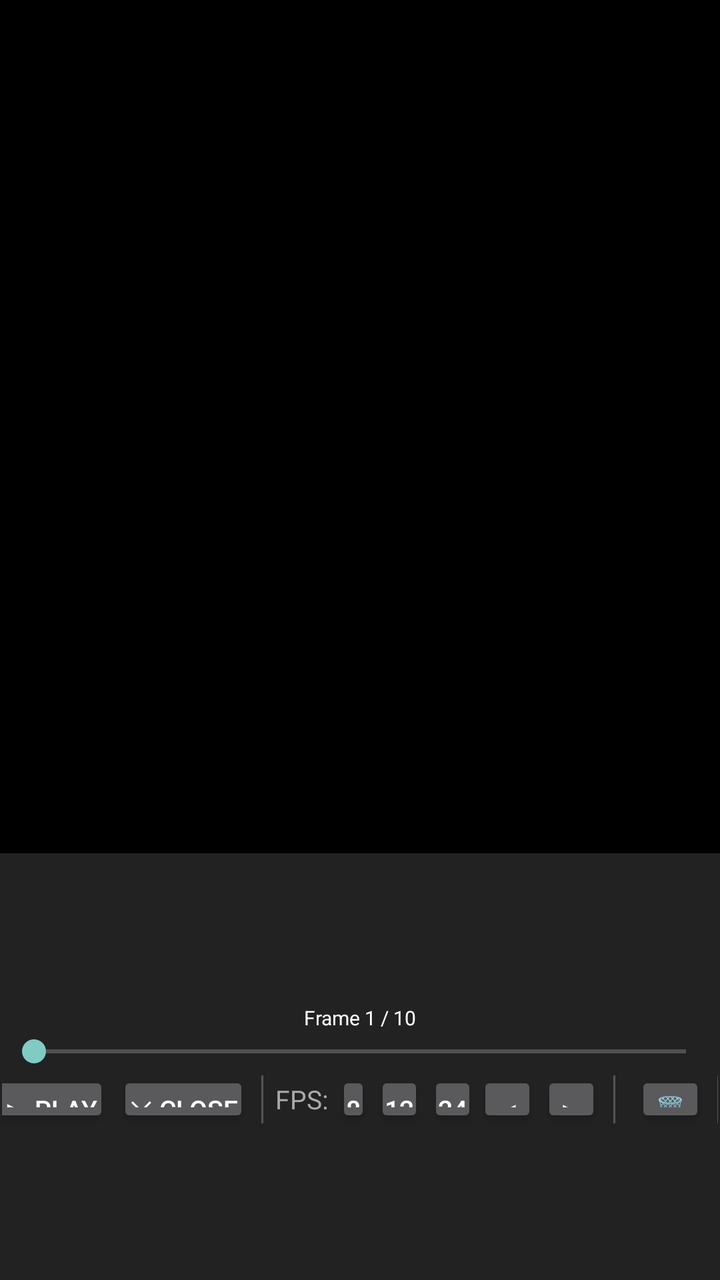
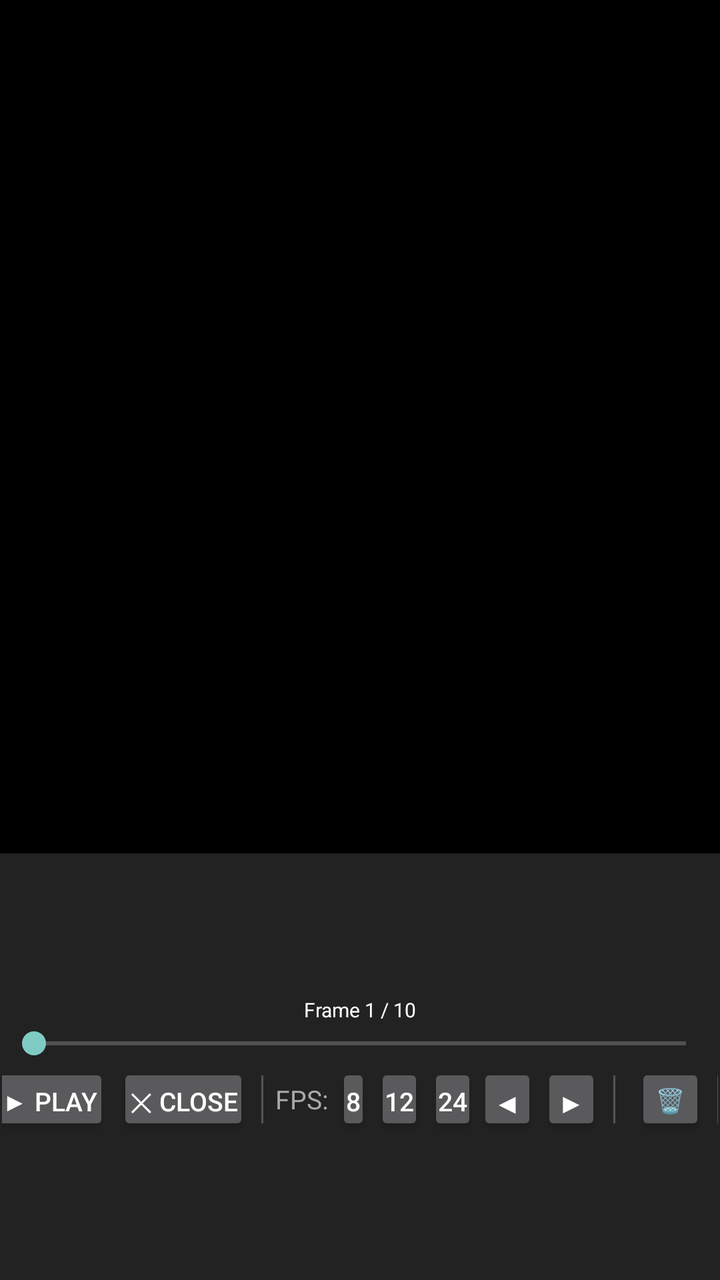

Screens rendered from an Android XML layout before and after an edit, with the pre-edit source and the edit as a unified diff.
<!-- AndroidManifest.xml: activity theme Theme.AppCompat.NoActionBar -->
<!-- res/layout/activity_frame_preview.xml -->
<?xml version="1.0" encoding="utf-8"?>
<LinearLayout
    xmlns:android="http://schemas.android.com/apk/res/android"
    android:layout_width="match_parent"
    android:layout_height="match_parent"
    android:orientation="vertical"
    android:background="#000000">

    
    <ImageView
        android:id="@+id/previewImageView"
        android:layout_width="match_parent"
        android:layout_height="0dp"
        android:layout_weight="2"
        android:scaleType="fitCenter"
        android:background="#000000" />

    
    <LinearLayout
        android:layout_width="match_parent"
        android:layout_height="0dp"
        android:layout_weight="1"
        android:orientation="vertical"
        android:background="#222222"
        android:paddingStart="1dp"
        android:paddingEnd="1dp"
        android:paddingTop="1dp"
        android:paddingBottom="1dp"
        android:gravity="center_vertical">

        
        <TextView
            android:id="@+id/frameCounter"
            android:layout_width="match_parent"
            android:layout_height="wrap_content"
            android:text="Frame 1 / 10"
            android:textColor="#FFFFFF"
            android:textSize="10sp"
            android:gravity="center"
            android:paddingBottom="1dp" />

        
        <SeekBar
            android:id="@+id/frameSeekBar"
            android:layout_width="match_parent"
            android:layout_height="wrap_content"
            android:layout_marginBottom="1dp" />

        
        <LinearLayout
            android:layout_width="match_parent"
            android:layout_height="wrap_content"
            android:orientation="horizontal"
            android:gravity="center"
            android:layout_marginBottom="1dp">

            <Button
                android:id="@+id/playButton"
                android:layout_width="wrap_content"
                android:layout_height="28dp"
                android:text="▶ Play"
                android:textSize="13sp"
                android:paddingStart="6dp"
                android:paddingEnd="6dp"
                android:minWidth="0dp"
                android:minHeight="0dp" />

            <Button
                android:id="@+id/closeButton"
                android:layout_width="wrap_content"
                android:layout_height="28dp"
                android:text="✕ Close"
                android:textSize="13sp"
                android:paddingStart="6dp"
                android:paddingEnd="6dp"
                android:minWidth="0dp"
                android:minHeight="0dp"
                android:layout_marginStart="4dp" />

            
            <View
                android:layout_width="1dp"
                android:layout_height="24dp"
                android:background="#555555"
                android:layout_marginStart="6dp"
                android:layout_marginEnd="6dp" />

            <TextView
                android:layout_width="wrap_content"
                android:layout_height="wrap_content"
                android:text="FPS:"
                android:textColor="#AAAAAA"
                android:textSize="13sp"
                android:layout_marginEnd="4dp" />

            <Button
                android:id="@+id/fps8Button"
                android:layout_width="wrap_content"
                android:layout_height="28dp"
                android:text="8"
                android:textSize="13sp"
                android:paddingStart="5dp"
                android:paddingEnd="5dp"
                android:minWidth="0dp"
                android:minHeight="0dp" />

            <Button
                android:id="@+id/fps12Button"
                android:layout_width="wrap_content"
                android:layout_height="28dp"
                android:text="12"
                android:textSize="13sp"
                android:paddingStart="5dp"
                android:paddingEnd="5dp"
                android:minWidth="0dp"
                android:minHeight="0dp"
                android:layout_marginStart="2dp" />

            <Button
                android:id="@+id/fps24Button"
                android:layout_width="wrap_content"
                android:layout_height="28dp"
                android:text="24"
                android:textSize="13sp"
                android:paddingStart="5dp"
                android:paddingEnd="5dp"
                android:minWidth="0dp"
                android:minHeight="0dp"
                android:layout_marginStart="2dp" />


            <Button
                android:id="@+id/moveLeftButton"
                android:layout_width="wrap_content"
                android:layout_height="28dp"
                android:text="◀"
                android:textSize="14sp"
                android:paddingStart="8dp"
                android:paddingEnd="8dp"
                android:minWidth="0dp"
                android:minHeight="0dp"
                android:contentDescription="Move frame left" />

            <Button
                android:id="@+id/moveRightButton"
                android:layout_width="wrap_content"
                android:layout_height="28dp"
                android:text="▶"
                android:textSize="14sp"
                android:paddingStart="8dp"
                android:paddingEnd="8dp"
                android:minWidth="0dp"
                android:minHeight="0dp"
                android:layout_marginStart="2dp"
                android:contentDescription="Move frame right" />

            <View
                android:layout_width="1dp"
                android:layout_height="24dp"
                android:background="#555555"
                android:layout_marginStart="6dp"
                android:layout_marginEnd="6dp" />


            <Button
                android:id="@+id/deleteButton"
                android:layout_width="wrap_content"
                android:layout_height="28dp"
                android:text="🗑 Delete"
                android:textSize="12sp"
                android:paddingStart="6dp"
                android:paddingEnd="6dp"
                android:minWidth="0dp"
                android:minHeight="0dp"
                android:layout_marginStart="4dp" />

            
            <View
                android:layout_width="1dp"
                android:layout_height="24dp"
                android:background="#555555"
                android:layout_marginStart="6dp"
                android:layout_marginEnd="6dp" />

            <Button
                android:id="@+id/exportButton"
                android:layout_width="wrap_content"
                android:layout_height="28dp"
                android:text="⬆ MP4"
                android:textSize="12sp"
                android:paddingStart="6dp"
                android:paddingEnd="6dp"
                android:minWidth="0dp"
                android:minHeight="0dp" />

        </LinearLayout>

    </LinearLayout>

</LinearLayout>
<!-- resources referenced by this layout -->
<resources>

</resources>

<!-- the commit's change to res/layout/activity_frame_preview.xml (unified diff, before → after) -->
@@ -57,7 +57,7 @@
             <Button
                 android:id="@+id/playButton"
                 android:layout_width="wrap_content"
-                android:layout_height="28dp"
+                android:layout_height="36dp"
                 android:text="▶ Play"
                 android:textSize="13sp"
                 android:paddingStart="6dp"
@@ -68,7 +68,7 @@
             <Button
                 android:id="@+id/closeButton"
                 android:layout_width="wrap_content"
-                android:layout_height="28dp"
+                android:layout_height="36dp"
                 android:text="✕ Close"
                 android:textSize="13sp"
                 android:paddingStart="6dp"
@@ -96,7 +96,7 @@
             <Button
                 android:id="@+id/fps8Button"
                 android:layout_width="wrap_content"
-                android:layout_height="28dp"
+                android:layout_height="36dp"
                 android:text="8"
                 android:textSize="13sp"
                 android:paddingStart="5dp"
@@ -107,7 +107,7 @@
             <Button
                 android:id="@+id/fps12Button"
                 android:layout_width="wrap_content"
-                android:layout_height="28dp"
+                android:layout_height="36dp"
                 android:text="12"
                 android:textSize="13sp"
                 android:paddingStart="5dp"
@@ -119,7 +119,7 @@
             <Button
                 android:id="@+id/fps24Button"
                 android:layout_width="wrap_content"
-                android:layout_height="28dp"
+                android:layout_height="36dp"
                 android:text="24"
                 android:textSize="13sp"
                 android:paddingStart="5dp"
@@ -132,7 +132,7 @@
             <Button
                 android:id="@+id/moveLeftButton"
                 android:layout_width="wrap_content"
-                android:layout_height="28dp"
+                android:layout_height="36dp"
                 android:text="◀"
                 android:textSize="14sp"
                 android:paddingStart="8dp"
@@ -144,7 +144,7 @@
             <Button
                 android:id="@+id/moveRightButton"
                 android:layout_width="wrap_content"
-                android:layout_height="28dp"
+                android:layout_height="36dp"
                 android:text="▶"
                 android:textSize="14sp"
                 android:paddingStart="8dp"
@@ -165,7 +165,7 @@
             <Button
                 android:id="@+id/deleteButton"
                 android:layout_width="wrap_content"
-                android:layout_height="28dp"
+                android:layout_height="36dp"
                 android:text="🗑 Delete"
                 android:textSize="12sp"
                 android:paddingStart="6dp"
@@ -185,7 +185,7 @@
             <Button
                 android:id="@+id/exportButton"
                 android:layout_width="wrap_content"
-                android:layout_height="28dp"
+                android:layout_height="36dp"
                 android:text="⬆ MP4"
                 android:textSize="12sp"
                 android:paddingStart="6dp"
